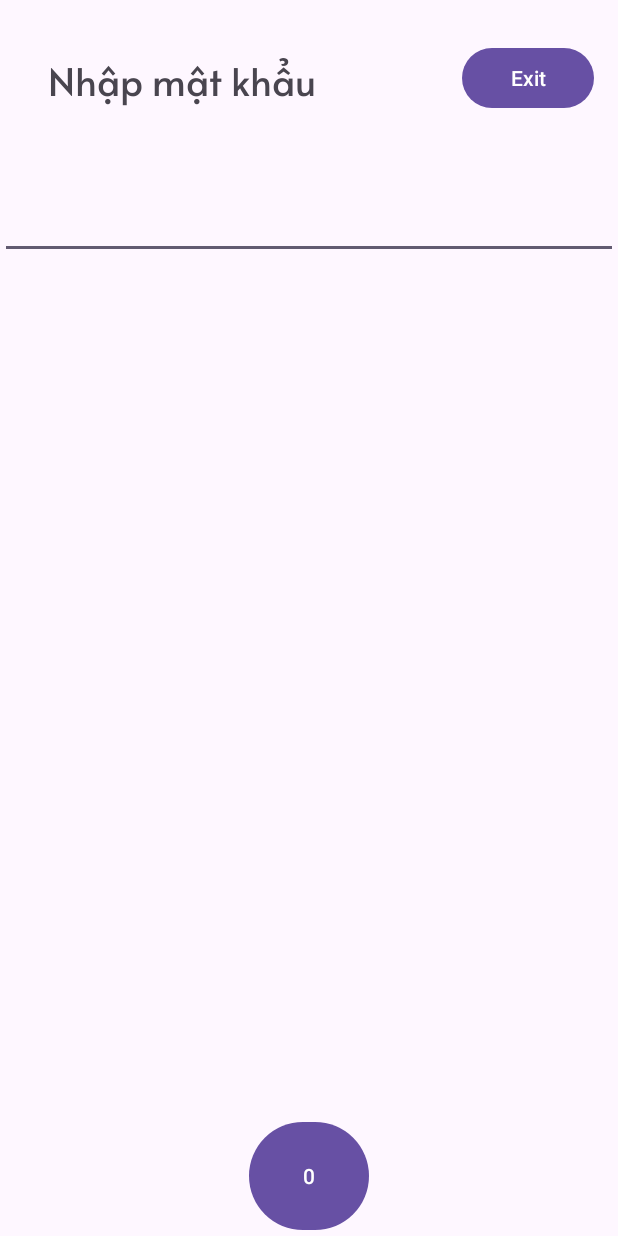
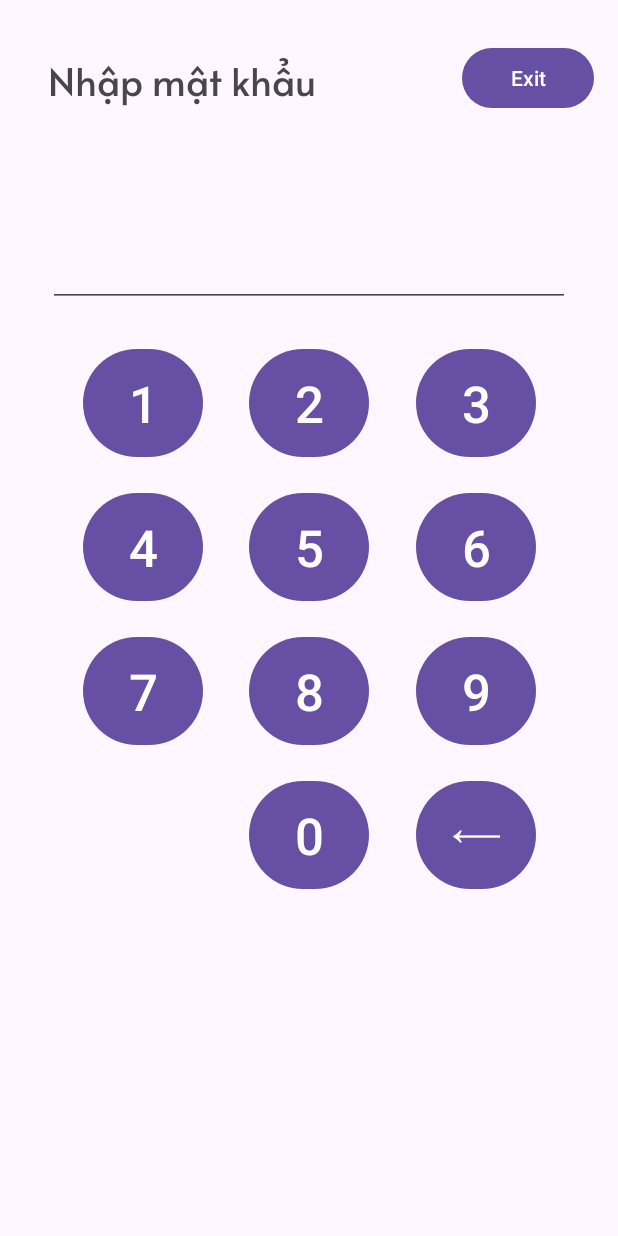
Before and after one commit to ryoukaip/NoteApp, an Android app: the screen it shows after launch (LockScreenActivity), on a phone screen of 412 x 824 dp. Run offline under Robolectric (Android 15) with nearby library versions, the phone set to English and light mode, and no system bars.

Commit message:
Various fixes

```diff
--- a/app/src/main/java/com/tdmuproj/noteapp/MainActivity.java
+++ b/app/src/main/java/com/tdmuproj/noteapp/MainActivity.java
@@ -42,17 +42,18 @@ public class MainActivity extends AppCompatActivity {
     @Override
     protected void onCreate(Bundle savedInstanceState) {
         super.onCreate(savedInstanceState);
-
         if (ControlFlowSingleton.isPasswordLocked){
             Intent intent = new Intent(MainActivity.this, LockScreenActivity.class);
             startActivityForResult(intent, PASSWORD_REQUEST);
+            finish();
         }
-
-        setContentView(R.layout.activity_main);
-        initViews();
-        onClickListeners(savedInstanceState);
-        loadNoteFromDB();
-        ControlFlowSingleton.isAppInstanceRunning = true;
+        else {
+            setContentView(R.layout.activity_main);
+            initViews();
+            onClickListeners(savedInstanceState);
+            loadNoteFromDB();
+            ControlFlowSingleton.isAppInstanceRunning = true;
+        }
     }
     private void onClickListeners(Bundle savedInstanceState){
         buttonAddNote.setOnClickListener(v -> {
--- a/app/src/main/res/layout/activity_lock_screen.xml
+++ b/app/src/main/res/layout/activity_lock_screen.xml
@@ -28,22 +28,147 @@
         app:layout_constraintTop_toTopOf="parent" />
 
     <Button
-        android:id="@+id/button0"
+        android:id="@+id/button1"
         android:layout_width="80dp"
         android:layout_height="80dp"
-        android:text="0"
-        app:layout_constraintBottom_toBottomOf="parent"
-        app:layout_constraintEnd_toEndOf="parent"
-        app:layout_constraintStart_toStartOf="parent" />
+        android:layout_marginStart="24dp"
+        android:layout_marginTop="24dp"
+        android:text="1"
+        android:textSize="34sp"
+        app:layout_constraintEnd_toStartOf="@+id/button2"
+        app:layout_constraintHorizontal_bias="0.5"
+        app:layout_constraintStart_toStartOf="parent"
+        app:layout_constraintTop_toBottomOf="@+id/editTextNumberPassword" />
 
     <EditText
         android:id="@+id/editTextNumberPassword"
         android:layout_width="0dp"
         android:layout_height="wrap_content"
+        android:layout_marginStart="32dp"
+        android:layout_marginTop="32dp"
+        android:layout_marginEnd="32dp"
         android:ems="10"
+        android:focusable="false"
+        android:gravity="center"
         android:inputType="numberPassword"
         android:textSize="60sp"
         app:layout_constraintEnd_toEndOf="parent"
         app:layout_constraintStart_toStartOf="parent"
         app:layout_constraintTop_toBottomOf="@+id/textView" />
+
+    <Button
+        android:id="@+id/button3"
+        android:layout_width="80dp"
+        android:layout_height="80dp"
+        android:layout_marginEnd="24dp"
+        android:text="3"
+        app:layout_constraintEnd_toEndOf="parent"
+        app:layout_constraintStart_toEndOf="@+id/button2"
+        app:layout_constraintTop_toTopOf="@+id/button2"
+        android:textSize="34sp"/>
+
+    <Button
+        android:id="@+id/button2"
+        android:layout_width="80dp"
+        android:layout_height="80dp"
+        android:text="2"
+        app:layout_constraintEnd_toStartOf="@+id/button3"
+        app:layout_constraintHorizontal_bias="0.5"
+        app:layout_constraintStart_toEndOf="@+id/button1"
+        app:layout_constraintTop_toTopOf="@+id/button1"
+        android:textSize="34sp"/>
+
+    <Button
+        android:id="@+id/button4"
+        android:layout_width="80dp"
+        android:layout_height="80dp"
+        android:layout_marginStart="24dp"
+        android:layout_marginTop="16dp"
+        android:text="4"
+        app:layout_constraintEnd_toStartOf="@+id/button5"
+        app:layout_constraintHorizontal_bias="0.5"
+        app:layout_constraintStart_toStartOf="parent"
+        app:layout_constraintTop_toBottomOf="@+id/button1"
+        android:textSize="34sp"/>
+
+    <Button
+        android:id="@+id/button5"
+        android:layout_width="80dp"
+        android:layout_height="80dp"
+        android:text="5"
+        app:layout_constraintEnd_toStartOf="@+id/button6"
+        app:layout_constraintHorizontal_bias="0.5"
+        app:layout_constraintStart_toEndOf="@+id/button4"
+        app:layout_constraintTop_toTopOf="@+id/button4"
+        android:textSize="34sp"/>
+
+    <Button
+        android:id="@+id/button6"
+        android:layout_width="80dp"
+        android:layout_height="80dp"
+        android:layout_marginEnd="24dp"
+        android:text="6"
+        app:layout_constraintEnd_toEndOf="parent"
+        app:layout_constraintHorizontal_bias="0.5"
+        app:layout_constraintStart_toEndOf="@+id/button5"
+        app:layout_constraintTop_toTopOf="@+id/button5"
+        android:textSize="34sp"/>
+
+    <Button
+        android:id="@+id/button7"
+        android:layout_width="80dp"
+        android:layout_height="80dp"
+        android:layout_marginStart="24dp"
+        android:layout_marginTop="16dp"
+        android:text="7"
+        app:layout_constraintEnd_toStartOf="@+id/button8"
+        app:layout_constraintHorizontal_bias="0.5"
+        app:layout_constraintStart_toStartOf="parent"
+        app:layout_constraintTop_toBottomOf="@+id/button4"
+        android:textSize="34sp"/>
+
+    <Button
+        android:id="@+id/button8"
+        android:layout_width="80dp"
+        android:layout_height="80dp"
+        android:text="8"
+        app:layout_constraintEnd_toStartOf="@+id/button9"
+        app:layout_constraintHorizontal_bias="0.5"
+        app:layout_constraintStart_toEndOf="@+id/button7"
+        app:layout_constraintTop_toTopOf="@+id/button7"
+        android:textSize="34sp"/>
+
+    <Button
+        android:id="@+id/button9"
+        android:layout_width="80dp"
+        android:layout_height="80dp"
+        android:layout_marginEnd="24dp"
+        android:text="9"
+        app:layout_constraintEnd_toEndOf="parent"
+        app:layout_constraintHorizontal_bias="0.5"
+        app:layout_constraintStart_toEndOf="@+id/button8"
+        app:layout_constraintTop_toTopOf="@+id/button8"
+        android:textSize="34sp"/>
+
+    <Button
+        android:id="@+id/buttonDel"
+        android:layout_width="80dp"
+        android:layout_height="80dp"
+        android:gravity="top"
+        android:text="⟵"
+        android:textSize="34sp"
+        app:layout_constraintEnd_toEndOf="@+id/button9"
+        app:layout_constraintTop_toTopOf="@+id/button0" />
+
+    <Button
+        android:id="@+id/button0"
+        android:layout_width="80dp"
+        android:layout_height="80dp"
+        android:layout_marginTop="16dp"
+        android:text="0"
+        app:layout_constraintEnd_toEndOf="@+id/button8"
+        app:layout_constraintTop_toBottomOf="@+id/button8"
+        android:textSize="34sp"/>
+
+
 </androidx.constraintlayout.widget.ConstraintLayout>
```
